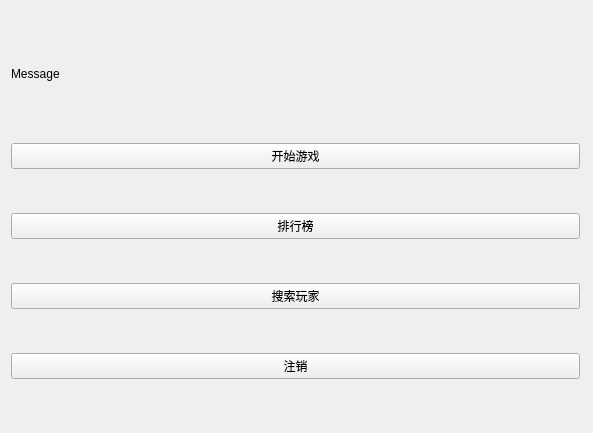
The window that client/mainwindow.ui (JmPotato/Word_Breaker) describes before a commit, drawn with Qt 5.
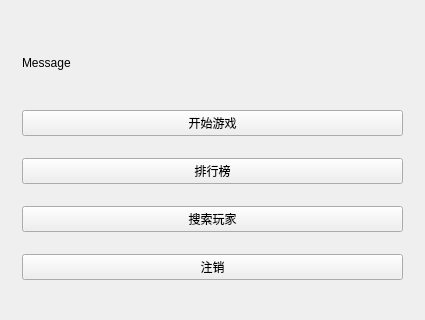
The same window after the commit.

Commit message: Auto layout

Patch:
```diff
--- a/client/mainwindow.ui
+++ b/client/mainwindow.ui
@@ -6,8 +6,8 @@
    <rect>
     <x>0</x>
     <y>0</y>
-    <width>593</width>
-    <height>433</height>
+    <width>425</width>
+    <height>320</height>
    </rect>
   </property>
   <property name="windowTitle">
@@ -181,48 +181,8 @@
        </widget>
       </widget>
       <widget class="QWidget" name="main">
-       <widget class="QWidget" name="gridLayoutWidget">
-        <property name="geometry">
-         <rect>
-          <x>-11</x>
-          <y>-11</y>
-          <width>591</width>
-          <height>431</height>
-         </rect>
-        </property>
-        <layout class="QGridLayout" name="mainLayout">
-         <item row="3" column="0">
-          <widget class="QPushButton" name="rankButton">
-           <property name="text">
-            <string>排行榜</string>
-           </property>
-          </widget>
-         </item>
-         <item row="4" column="0">
-          <widget class="QPushButton" name="findButton">
-           <property name="text">
-            <string>搜索玩家</string>
-           </property>
-          </widget>
-         </item>
-         <item row="5" column="0">
-          <widget class="QPushButton" name="signoutButton">
-           <property name="text">
-            <string>注销</string>
-           </property>
-          </widget>
-         </item>
-         <item row="1" column="0">
-          <widget class="QPushButton" name="startButton">
-           <property name="focusPolicy">
-            <enum>Qt::StrongFocus</enum>
-           </property>
-           <property name="text">
-            <string>开始游戏</string>
-           </property>
-          </widget>
-         </item>
-         <item row="0" column="0">
+       <layout class="QVBoxLayout" name="verticalLayout">
+        <item>
           <widget class="QLabel" name="message">
            <property name="maximumSize">
             <size>
@@ -235,8 +195,38 @@
            </property>
           </widget>
          </item>
-        </layout>
-       </widget>
+        <item>
+         <widget class="QPushButton" name="startButton">
+          <property name="focusPolicy">
+           <enum>Qt::StrongFocus</enum>
+          </property>
+          <property name="text">
+           <string>开始游戏</string>
+          </property>
+         </widget>
+        </item>
+        <item>
+         <widget class="QPushButton" name="rankButton">
+          <property name="text">
+           <string>排行榜</string>
+          </property>
+         </widget>
+        </item>
+        <item>
+         <widget class="QPushButton" name="findButton">
+          <property name="text">
+           <string>搜索玩家</string>
+          </property>
+         </widget>
+        </item>
+        <item>
+         <widget class="QPushButton" name="signoutButton">
+          <property name="text">
+           <string>注销</string>
+          </property>
+         </widget>
+        </item>
+       </layout>
       </widget>
      </widget>
     </item>
```
Left out of the diff: 108 changed lines with no effect on the pictures. Lines whose indentation alone changed are shown as unchanged.
